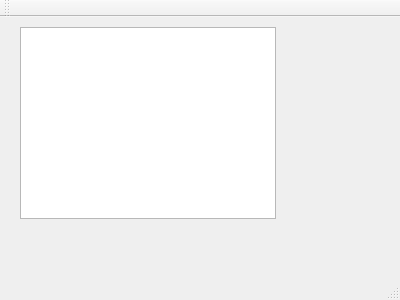
The window that mainwindow.ui (aeo153/qttest) describes before a commit, drawn with Qt 5.
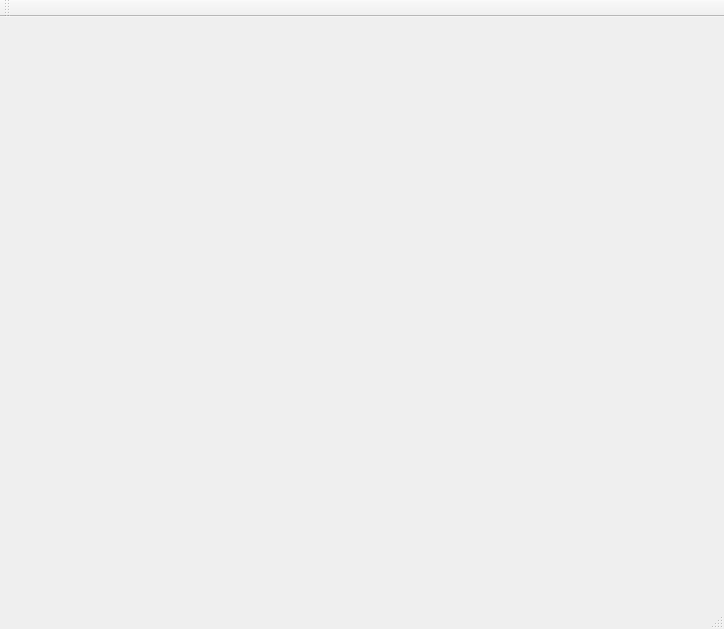
The same window after the commit.

```diff
--- a/mainwindow.ui
+++ b/mainwindow.ui
@@ -6,36 +6,14 @@
    <rect>
     <x>0</x>
     <y>0</y>
-    <width>400</width>
-    <height>300</height>
+    <width>724</width>
+    <height>629</height>
    </rect>
   </property>
   <property name="windowTitle">
    <string>MainWindow</string>
   </property>
-  <widget class="QWidget" name="centralWidget">
-   <widget class="QTreeWidget" name="treeWidget">
-    <property name="geometry">
-     <rect>
-      <x>20</x>
-      <y>10</y>
-      <width>256</width>
-      <height>192</height>
-     </rect>
-    </property>
-    <property name="columnCount">
-     <number>1</number>
-    </property>
-    <attribute name="headerVisible">
-     <bool>false</bool>
-    </attribute>
-    <column>
-     <property name="text">
-      <string notr="true">1</string>
-     </property>
-    </column>
-   </widget>
-  </widget>
+  <widget class="QWidget" name="centralWidget"/>
   <widget class="QMenuBar" name="menuBar">
    <property name="geometry">
     <rect>
```
Left out of the diff: 2 changed lines with no effect on the pictures.
